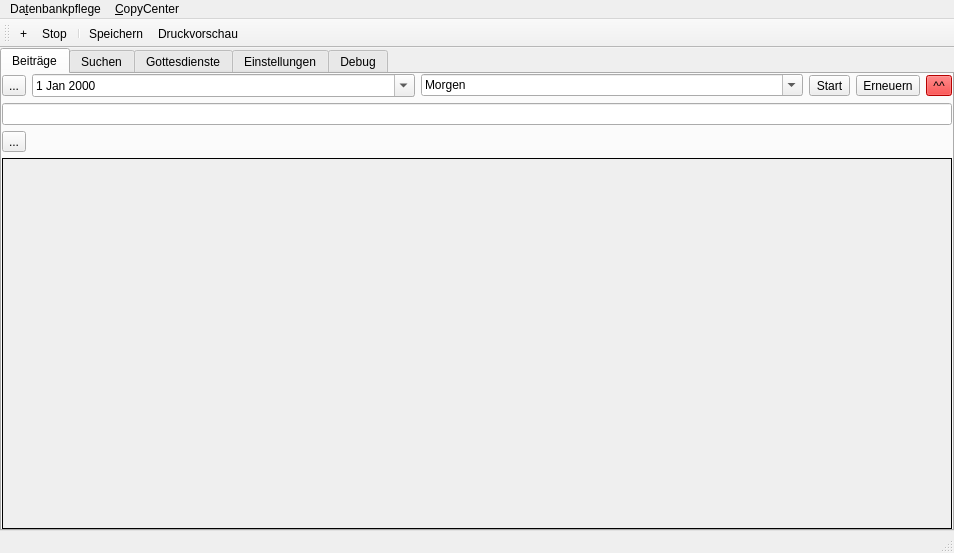
audioprog/AudioDatabaseForUsbAutoCopyMaster, file mainwindow.ui: the form before one commit.
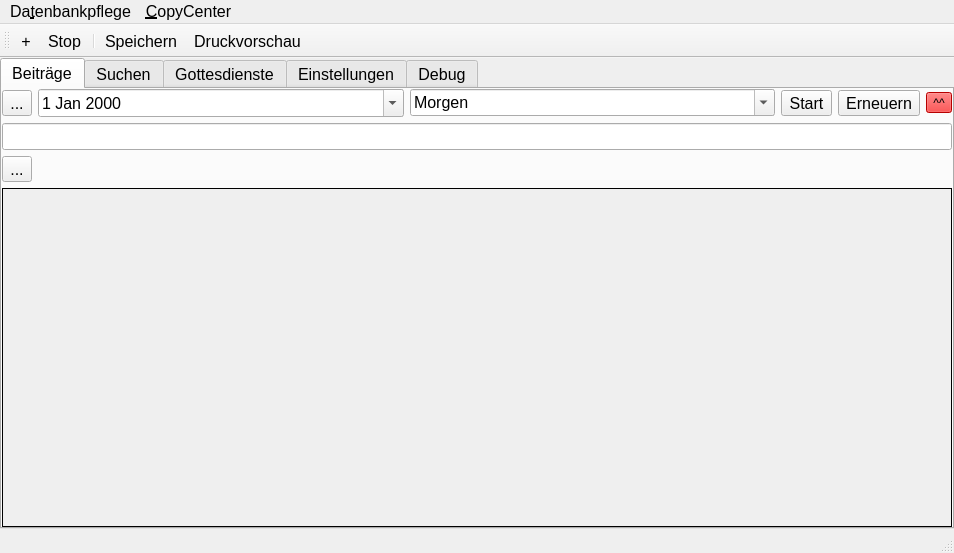
The form after the commit. Icons and pictures are not drawn. Custom widgets are drawn as their Qt base class.

What changed in the file:
```diff
--- a/mainwindow.ui
+++ b/mainwindow.ui
@@ -10,6 +10,11 @@
     <height>553</height>
    </rect>
   </property>
+  <property name="font">
+   <font>
+    <pointsize>12</pointsize>
+   </font>
+  </property>
   <property name="windowTitle">
    <string>AudioDatenbank 0.2</string>
   </property>
@@ -179,7 +184,7 @@
              <x>0</x>
              <y>0</y>
              <width>946</width>
-             <height>367</height>
+             <height>333</height>
             </rect>
            </property>
           </widget>
@@ -298,7 +303,7 @@
      <x>0</x>
      <y>0</y>
      <width>954</width>
-     <height>21</height>
+     <height>27</height>
     </rect>
    </property>
    <widget class="QMenu" name="menuDatenbankpflege">
```
Left out of the diff: 5 changed lines with no effect on the pictures.
